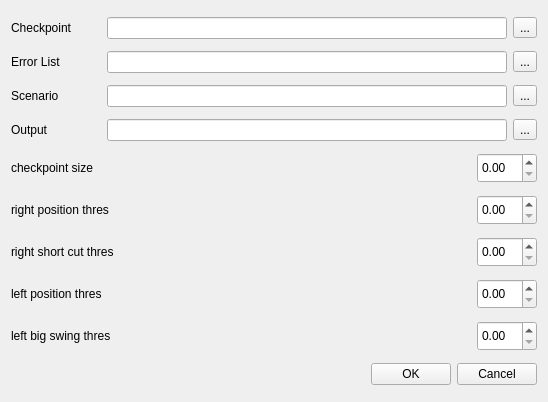
Above: scenario_check.ui from kuriatsu/aids_runtime_manager before the change. Below: the same form after it.
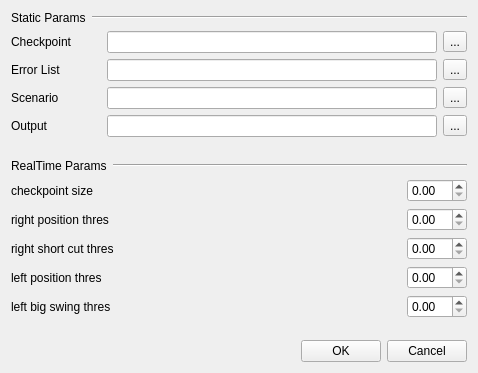
That is the form after the change.

The edit to the form file:
```diff
--- a/scenario_check.ui
+++ b/scenario_check.ui
@@ -6,8 +6,8 @@
    <rect>
     <x>0</x>
     <y>0</y>
-    <width>548</width>
-    <height>402</height>
+    <width>478</width>
+    <height>373</height>
    </rect>
   </property>
   <property name="sizePolicy">
@@ -20,6 +20,30 @@
    <string>Form</string>
   </property>
   <layout class="QVBoxLayout" name="verticalLayout">
+   <item>
+    <layout class="QHBoxLayout" name="horizontalLayout_12">
+     <item>
+      <widget class="QLabel" name="label_2">
+       <property name="text">
+        <string>Static Params</string>
+       </property>
+      </widget>
+     </item>
+     <item>
+      <widget class="Line" name="line_2">
+       <property name="sizePolicy">
+        <sizepolicy hsizetype="Expanding" vsizetype="Fixed">
+         <horstretch>0</horstretch>
+         <verstretch>0</verstretch>
+        </sizepolicy>
+       </property>
+       <property name="orientation">
+        <enum>Qt::Horizontal</enum>
+       </property>
+      </widget>
+     </item>
+    </layout>
+   </item>
    <item>
     <layout class="QHBoxLayout" name="horizontalLayout_2">
      <item>
@@ -152,6 +176,43 @@
      </item>
     </layout>
    </item>
+   <item>
+    <spacer name="verticalSpacer">
+     <property name="orientation">
+      <enum>Qt::Vertical</enum>
+     </property>
+     <property name="sizeHint" stdset="0">
+      <size>
+       <width>20</width>
+       <height>0</height>
+      </size>
+     </property>
+    </spacer>
+   </item>
+   <item>
+    <layout class="QHBoxLayout" name="horizontalLayout_11">
+     <item>
+      <widget class="QLabel" name="label">
+       <property name="text">
+        <string>RealTime Params</string>
+       </property>
+      </widget>
+     </item>
+     <item>
+      <widget class="Line" name="line">
+       <property name="sizePolicy">
+        <sizepolicy hsizetype="Expanding" vsizetype="Fixed">
+         <horstretch>0</horstretch>
+         <verstretch>0</verstretch>
+        </sizepolicy>
+       </property>
+       <property name="orientation">
+        <enum>Qt::Horizontal</enum>
+       </property>
+      </widget>
+     </item>
+    </layout>
+   </item>
    <item>
     <layout class="QHBoxLayout" name="horizontalLayout_6">
      <item>
@@ -302,6 +363,19 @@
      </item>
     </layout>
    </item>
+   <item>
+    <spacer name="verticalSpacer_2">
+     <property name="orientation">
+      <enum>Qt::Vertical</enum>
+     </property>
+     <property name="sizeHint" stdset="0">
+      <size>
+       <width>20</width>
+       <height>0</height>
+      </size>
+     </property>
+    </spacer>
+   </item>
    <item>
     <layout class="QHBoxLayout" name="horizontalLayout">
      <item>
```
